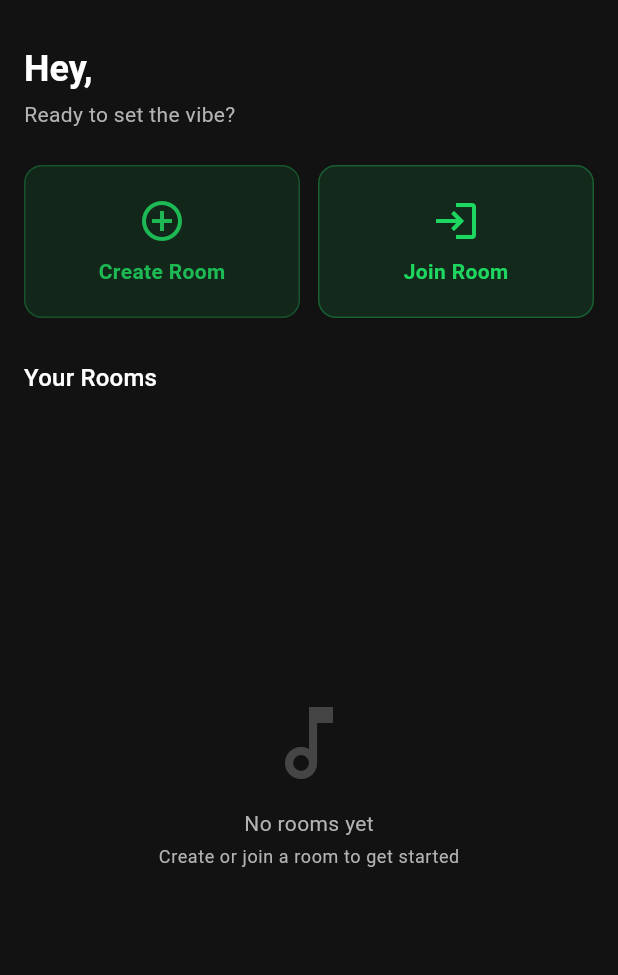
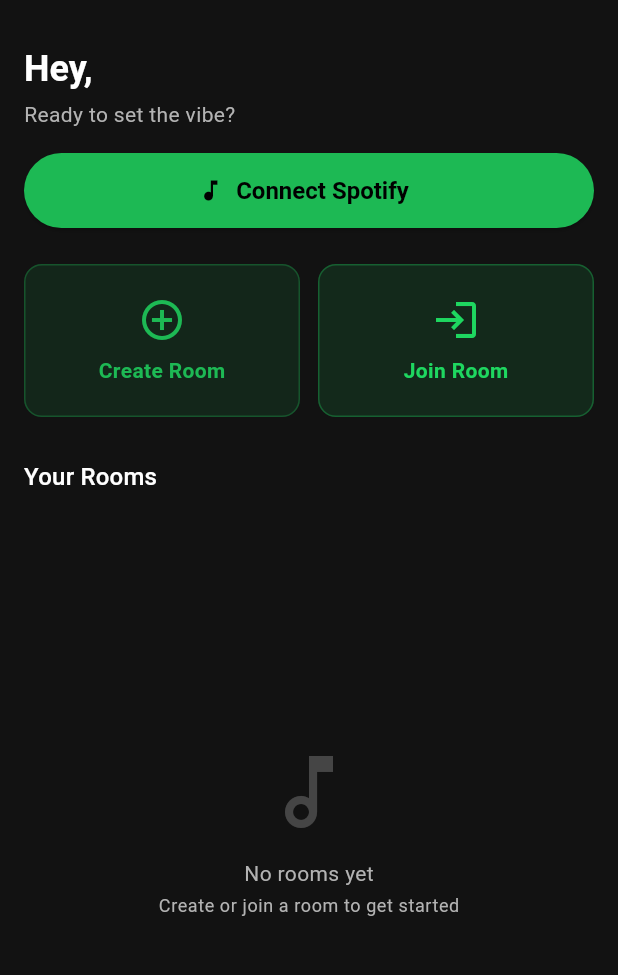
Before and after one commit to Phyvlik/project_02_melodex, a Flutter app: the HomeScreen screen opened directly, on a phone screen of 412 x 824 dp, the part 63-1038 px from its top. Run offline on Flutter 3.47's test engine with Material 3 defaults, Android fonts, the phone set to English and light mode, and no system bars; our stand-ins replace app_links, cached_network_image, cloud_firestore, dio, firebase_auth, firebase_core and 7 more; accounts and stored records are empty.

Commit message:
Added Spotify PKCE login button and flow (needs client ID + dashboard setup)

```diff
--- a/lib/screens/home/home_screen.dart
+++ b/lib/screens/home/home_screen.dart
@@ -6,6 +6,7 @@
 import '../room/create_room_screen.dart';
 import '../room/join_room_screen.dart';
 import '../room/room_screen.dart';
+import '../../services/spotify_service.dart';
 
 class HomeScreen extends StatefulWidget {
   const HomeScreen({super.key});
@@ -73,6 +74,33 @@
               'Ready to set the vibe?',
               style: Theme.of(context).textTheme.bodyMedium,
             ),
+
+            const SizedBox(height: 16),
+SizedBox(
+  width: double.infinity,
+  child: ElevatedButton.icon(
+    icon: const Icon(Icons.music_note),
+    label: const Text('Connect Spotify'),
+   onPressed: () async {
+  try {
+    await SpotifyService().connectSpotify();
+
+    if (!context.mounted) return;
+
+    ScaffoldMessenger.of(context).showSnackBar(
+      const SnackBar(content: Text('Spotify connected!')),
+    );
+  } catch (e) {
+    if (!context.mounted) return;
+
+    ScaffoldMessenger.of(context).showSnackBar(
+      SnackBar(content: Text('Spotify connection failed: $e')),
+    );
+  }
+},
+  ),
+),
+
             const SizedBox(height: 24),
             Row(
               children: [
@@ -135,7 +163,7 @@
                     )
                   : ListView.separated(
                       itemCount: roomProvider.userRooms.length,
-                      separatorBuilder: (_, __) => const SizedBox(height: 8),
+                      separatorBuilder: (_, _) => const SizedBox(height: 8),
                       itemBuilder: (context, i) {
                         final room = roomProvider.userRooms[i];
                         return ListTile(
--- a/lib/utils/constants.dart
+++ b/lib/utils/constants.dart
@@ -26,6 +26,12 @@
   static const double weightMood = 0.3;
   static const double weightListenHistory = 0.2;
 
+  //logging in to user spotify account
+  static const String spotifyClientId = 'YOUR_CLIENT_ID_HERE';
+static const String spotifyRedirectUri = 'melodex://spotify-auth';
+
+static const String prefSpotifyRefreshToken = 'spotify_refresh_token';
+
   // Mood options shown to users
   static const List<String> moodOptions = [
     'hype',
--- a/pubspec.yaml
+++ b/pubspec.yaml
@@ -47,6 +47,8 @@
 
   # Profile photo picker from device gallery
   image_picker: ^1.1.2
+  app_links: ^6.3.3
+  crypto: ^3.0.6
 
 dev_dependencies:
   flutter_test:
```
Also changed, not shown: lib/services/spotify_service.dart (+108 -0 lines), pubspec.lock, 3 other files.
